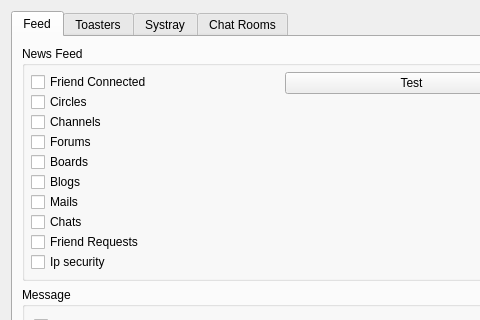
Old version of the form retroshare-gui/src/gui/settings/NotifyPage.ui in the repository RetroShare/RetroShare; both pictures show x 0 to 480 and y 0 to 320 of the 569 by 512 pixel window.
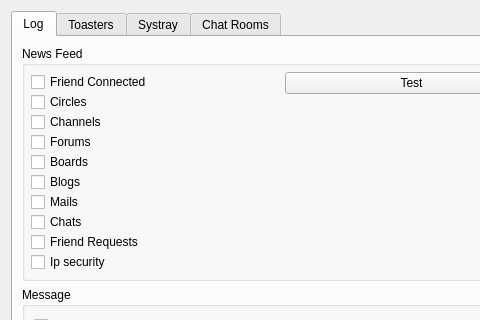
New version of the form.

Commit message: changed Feed into Log in settings

```diff
--- a/retroshare-gui/src/gui/settings/NotifyPage.ui
+++ b/retroshare-gui/src/gui/settings/NotifyPage.ui
@@ -18,7 +18,7 @@
      </property>
      <widget class="QWidget" name="tabFeed">
       <attribute name="title">
-       <string>Feed</string>
+       <string>Log</string>
       </attribute>
       <layout class="QVBoxLayout" name="tabFeedVLayout">
        <item>
```
The commit also changes 1 other file.
